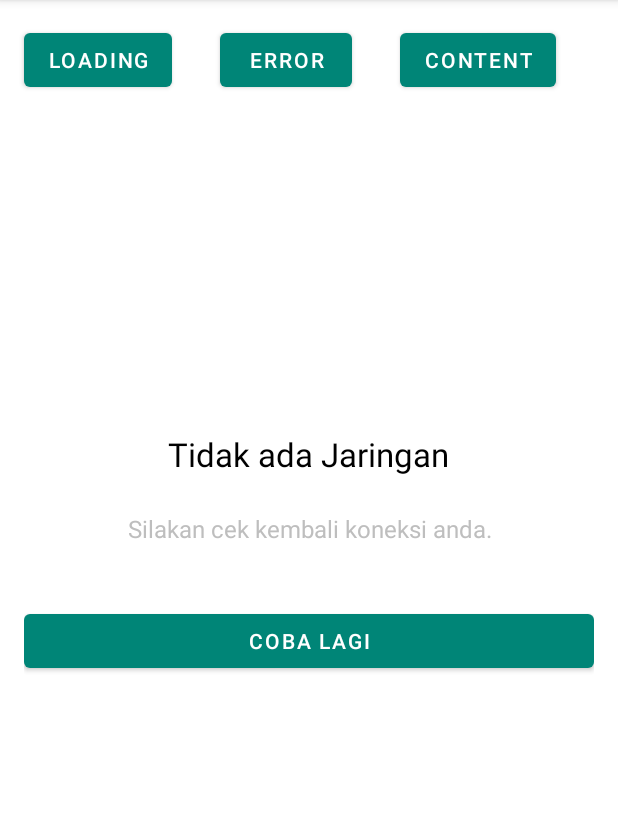
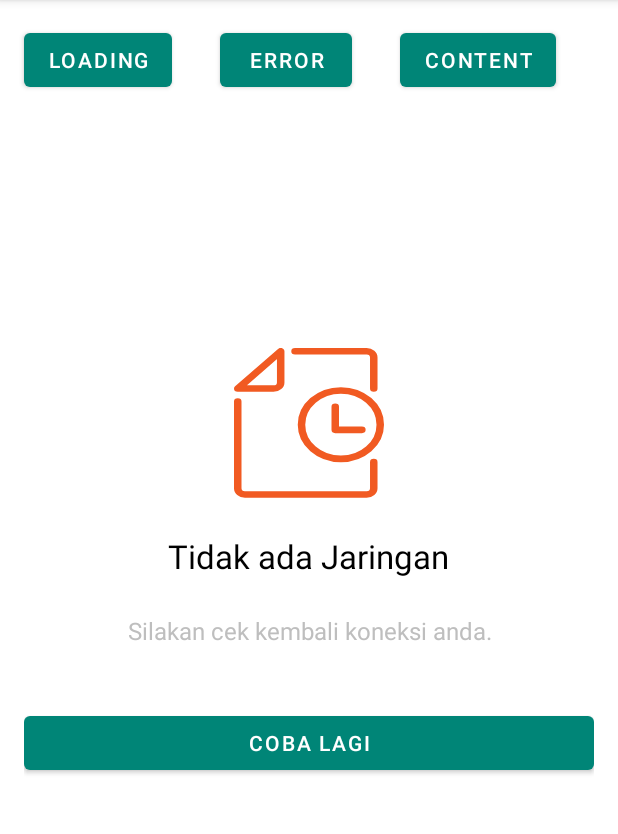
Before and after one commit to FaytMaruf/ViewStateLayout, an Android app: the screen it shows after launch (MainActivity), after a tap on "ERROR", on a phone screen of 412 x 824 dp, the part 84-918 px from its top. Run offline under Robolectric (Android 15) with nearby library versions, the phone set to English and light mode, and no system bars; 1 other tap on this screen came first.

Commit message:
fixing error with image

```diff
--- a/app/src/main/java/com/irtikaz/widget/MainActivity.kt
+++ b/app/src/main/java/com/irtikaz/widget/MainActivity.kt
@@ -22,7 +22,8 @@ class MainActivity : AppCompatActivity() {
         btn_content.setOnClickListener { layout_viewstate.showContent() }
 
         btn_error.setOnClickListener {
-            layout_viewstate.showError("Tidak ada Jaringan","Silakan cek kembali koneksi anda.", "Coba Lagi", listenerContent)
+            val img = getDrawable(R.drawable.ic_eform_riwayat)
+            layout_viewstate.showErrorWithImage(img,"Tidak ada Jaringan","Silakan cek kembali koneksi anda.", "Coba Lagi", listenerContent)
         }
     }
 }
--- /dev/null
+++ b/app/src/main/res/drawable/ic_eform_riwayat.xml
@@ -0,0 +1,22 @@
+<vector android:height="24dp" android:viewportHeight="46"
+    android:viewportWidth="40" android:width="24dp" xmlns:android="http://schemas.android.com/apk/res/android">
+    <path android:fillColor="#00000000" android:fillType="evenOdd"
+        android:pathData="M10.5455,12.4545L1,12.4545L12.4545,1L12.4545,10.5455C12.4545,11.6012 11.6012,12.4545 10.5455,12.4545Z"
+        android:strokeColor="#F15A22" android:strokeLineCap="round"
+        android:strokeLineJoin="round" android:strokeWidth="2"/>
+    <path android:fillColor="#00000000" android:fillType="evenOdd"
+        android:pathData="M37.2727,35L37.2727,43C37.2727,44.0557 36.4194,44.9091 35.3636,44.9091L2.9091,44.9091C1.8534,44.9091 1,44.0557 1,43L1,16.393"
+        android:strokeColor="#F15A22" android:strokeLineCap="round"
+        android:strokeLineJoin="round" android:strokeWidth="2"/>
+    <path android:fillColor="#00000000" android:fillType="evenOdd"
+        android:pathData="M28.5,23.5m-10.5,0a10.5,10.5 0,1 1,21 0a10.5,10.5 0,1 1,-21 0"
+        android:strokeColor="#F15A22" android:strokeWidth="2"/>
+    <path android:fillColor="#00000000" android:fillType="evenOdd"
+        android:pathData="M16.2727,1L35.3636,1C36.4194,1 37.2727,1.8553 37.2727,2.9091L37.2727,12.4545"
+        android:strokeColor="#F15A22" android:strokeLineCap="round"
+        android:strokeLineJoin="round" android:strokeWidth="2"/>
+    <path android:fillColor="#00000000" android:fillType="evenOdd"
+        android:pathData="M27,18l0,7.107l7.1006,0"
+        android:strokeColor="#F15A22" android:strokeLineCap="round"
+        android:strokeLineJoin="round" android:strokeWidth="2"/>
+</vector>
--- a/view/src/main/java/com/irtikaz/view/widget/StateView.kt
+++ b/view/src/main/java/com/irtikaz/view/widget/StateView.kt
@@ -6,7 +6,7 @@ import android.view.View
 interface StateView {
     fun showContent()
     fun showError(title: String, message: String, buttonText: String, listener: View.OnClickListener)
-    fun showErrorWithImage(img: Drawable, message: String, buttonText: String, listener: View.OnClickListener)
+    fun showErrorWithImage(img: Drawable, title: String, message: String, buttonText: String, listener: View.OnClickListener)
     fun showLoading()
     fun currentState(): String
 }
--- a/view/src/main/java/com/irtikaz/view/widget/ViewStateLayout.kt
+++ b/view/src/main/java/com/irtikaz/view/widget/ViewStateLayout.kt
@@ -44,8 +44,10 @@ class ViewStateLayout
     private lateinit var btnError: MaterialButton
     private lateinit var txtErrorTitle: TextView
     private lateinit var txtErrorMessage: TextView
+    private lateinit var imgError: ImageView
 
     private var state = STATE_CONTENT
+    private lateinit var imgDrawable: Drawable
 
 
     override fun showContent() {
@@ -58,9 +60,10 @@ class ViewStateLayout
 
     }
 
-    override fun showErrorWithImage(img: Drawable, message: String, buttonText: String,
+    override fun showErrorWithImage(img: Drawable, title: String, message: String, buttonText: String,
                                     listener: View.OnClickListener) {
-        setState(STATE_ERROR, null, null, null, listener)
+        imgDrawable = img
+        setState(STATE_ERROR, title, message, buttonText, listener)
     }
 
     override fun showLoading() {
@@ -85,7 +88,8 @@ class ViewStateLayout
             STATE_ERROR -> {
                 setContentVisibility(false, Collections.emptyList())
                 setupErrorView()
-
+                if(::imgDrawable.isInitialized)
+                    imgError.setImageDrawable(imgDrawable)
                 txtErrorTitle.text = title
                 txtErrorMessage.text = message
                 btnError.text = buttonText
@@ -140,6 +144,7 @@ class ViewStateLayout
             txtErrorTitle = view.txt_error_title
             txtErrorMessage = view.txt_error_msg
             btnError = view.btn_action
+            imgError = view.img_error
 
             errorLayout.tag = STATE_ERROR
 
--- a/view/src/main/res/layout/viewstate_error.xml
+++ b/view/src/main/res/layout/viewstate_error.xml
@@ -5,21 +5,21 @@
               android:layout_width="match_parent"
               android:layout_height="match_parent"
               android:id="@+id/layout_error"
+              android:gravity="center_vertical"
               >
     <RelativeLayout
             android:layout_width="match_parent"
-            android:layout_height="match_parent"
-            android:paddingTop="@dimen/large"
+            android:layout_height="wrap_content"
             android:layout_marginStart="@dimen/medium"
             android:layout_marginEnd="@dimen/medium"
             android:orientation="vertical">
 
         <ImageView
                 android:id="@+id/img_error"
-                android:layout_width="200dp"
-                android:layout_height="200dp"
+                android:layout_width="100dp"
+                android:layout_height="100dp"
                 android:layout_centerHorizontal="true"
-                android:layout_marginTop="@dimen/xxlarge"
+                tools:src="@drawable/abc_vector_test"
                 />
 
         <TextView
```
